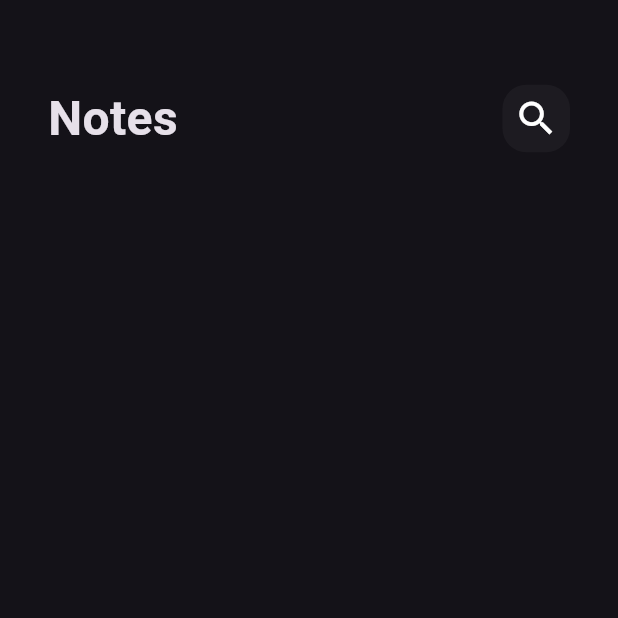
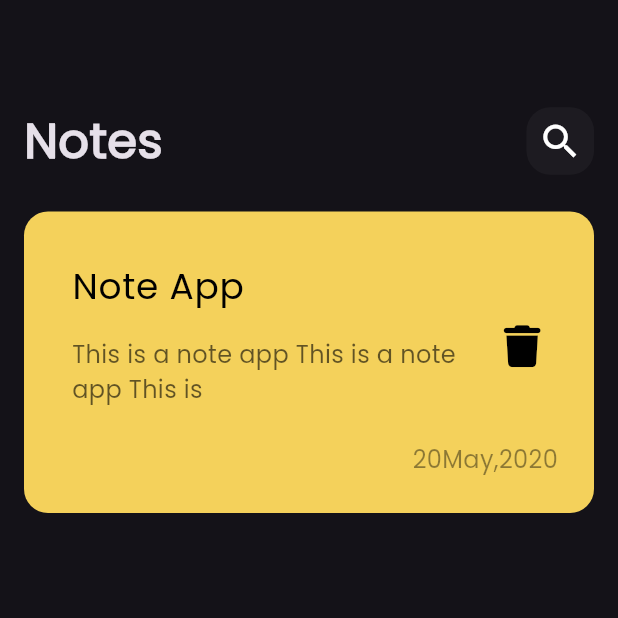
Before and after one commit to Toka-Fayez/note_app, a Flutter app: the screen it shows after launch, on a phone screen of 412 x 824 dp, the top half of it. Run offline on Flutter 3.47's test engine with Material 3 defaults, Android fonts, the phone set to English and light mode, and no system bars; our stand-ins replace font_awesome_flutter.

Commit message:
ctreate_note_item

```diff
--- a/lib/main.dart
+++ b/lib/main.dart
@@ -13,9 +13,7 @@ class Notes_App extends StatelessWidget {
   Widget build(BuildContext context) {
     return MaterialApp(
       debugShowCheckedModeBanner: false,
-      theme: ThemeData(
-        brightness: Brightness.dark,
-      ),
+      theme: ThemeData(brightness: Brightness.dark, fontFamily: 'Poppins'),
       home: NoteAppView(),
     );
   }
--- a/lib/views/note_app_view.dart
+++ b/lib/views/note_app_view.dart
@@ -1,14 +1,25 @@
 import 'package:flutter/material.dart';
-
 import 'package:noteapp/widgets/custom_appBar.dart';
+import 'package:noteapp/widgets/note_item.dart';
 
 class NoteAppView extends StatelessWidget {
   const NoteAppView({super.key});
   static String id = 'NopeAppView';
   @override
   Widget build(BuildContext context) {
-    return Scaffold(
-      body: Custom_Appbar(),
+    return const Scaffold(
+      body: Padding(
+        padding: EdgeInsets.all(16.0),
+        child: Column(
+          children: [
+            Custom_Appbar(),
+            SizedBox(
+              height: 24,
+            ),
+            Note_Item(),
+          ],
+        ),
+      ),
     );
   }
 }
--- a/lib/widgets/custom_appBar.dart
+++ b/lib/widgets/custom_appBar.dart
@@ -1,4 +1,3 @@
-
 import 'package:flutter/material.dart';
 import 'package:noteapp/widgets/custom_search_button.dart';
 
@@ -9,8 +8,10 @@ class Custom_Appbar extends StatelessWidget {
 
   @override
   Widget build(BuildContext context) {
-    return Padding(
-      padding: const EdgeInsets.symmetric(horizontal: 32, vertical: 56),
+    return const Padding(
+      padding: EdgeInsets.only(
+        top: 55,
+      ),
       child: Row(
         mainAxisAlignment: MainAxisAlignment.spaceBetween,
         children: [
--- a/lib/widgets/custom_search_button.dart
+++ b/lib/widgets/custom_search_button.dart
@@ -15,7 +15,7 @@ class Custom_SearchButton extends StatelessWidget {
         color: const Color.fromARGB(10, 255, 255, 255),
         borderRadius: BorderRadius.circular(16),
       ),
-      child: Icon(
+      child: const Icon(
         Icons.search,
         size: 30,
       ),
--- /dev/null
+++ b/lib/widgets/note_item.dart
@@ -0,0 +1,65 @@
+
+import 'package:flutter/material.dart';
+import 'package:font_awesome_flutter/font_awesome_flutter.dart';
+
+class Note_Item extends StatelessWidget {
+  const Note_Item({
+    super.key,
+  });
+
+  @override
+  Widget build(BuildContext context) {
+    return Container(
+      padding: const EdgeInsets.only(top: 24, left: 16, bottom: 24),
+      decoration: BoxDecoration(
+        color: const Color.fromARGB(255, 244, 209, 91),
+        borderRadius: BorderRadius.circular(16),
+      ),
+      child: Column(
+        crossAxisAlignment: CrossAxisAlignment.end,
+        children: [
+          ListTile(
+            title: const Text(
+              'Note App',
+              style: TextStyle(
+                fontSize: 24,
+                color: Color.fromARGB(255, 0, 0, 0),
+              ),
+            ),
+            subtitle: const Padding(
+              padding: EdgeInsets.only(
+                top: 16.0,
+                bottom: 16,
+              ),
+              child: Text(
+                'This is a note app This is a note app This is ',
+                style: TextStyle(
+                  fontSize: 16,
+                  color: Color.fromARGB(154, 0, 0, 0),
+                ),
+              ),
+            ),
+            trailing: IconButton(
+              icon: const Icon(
+                FontAwesomeIcons.trash,
+                color: Color.fromARGB(255, 0, 0, 0),
+                size: 28,
+              ),
+              onPressed: () {},
+            ),
+          ),
+          const Padding(
+            padding: EdgeInsets.only(right: 24),
+            child: Text(
+              "20May,2020",
+              style: TextStyle(
+                fontSize: 16,
+                color: Color.fromARGB(109, 0, 0, 0),
+              ),
+            ),
+          ),
+        ],
+      ),
+    );
+  }
+}
```
Also changed, not shown: pubspec.yaml (+4 -4 lines), assets/fonts/Poppins-Regular.ttf (added).
